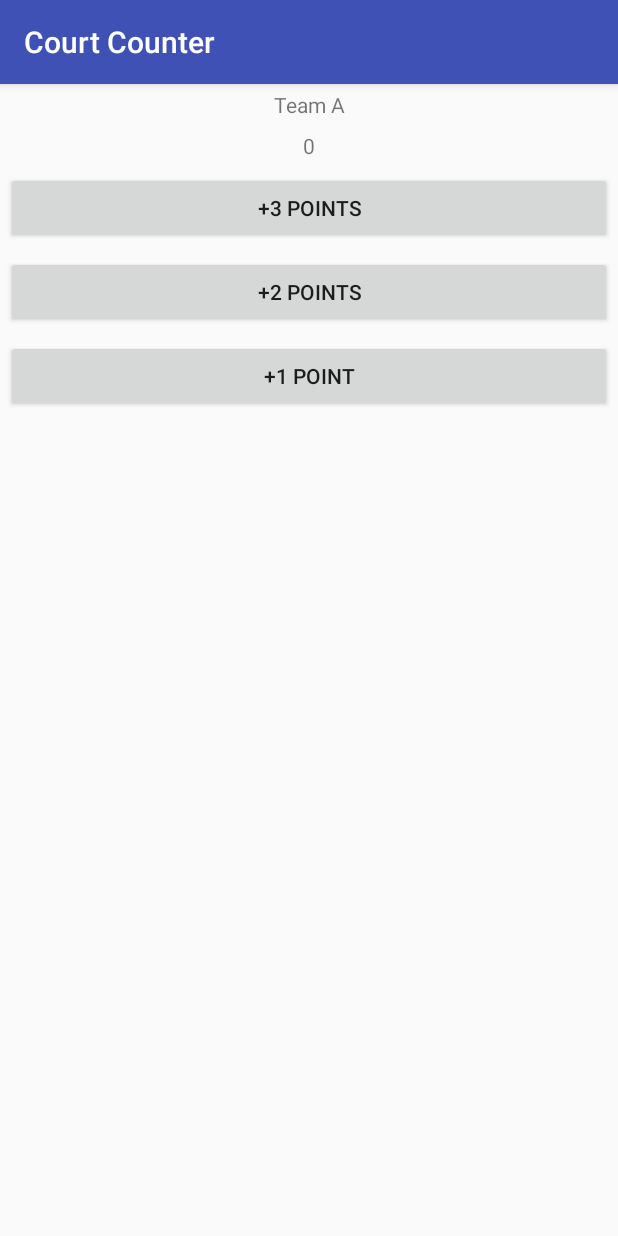
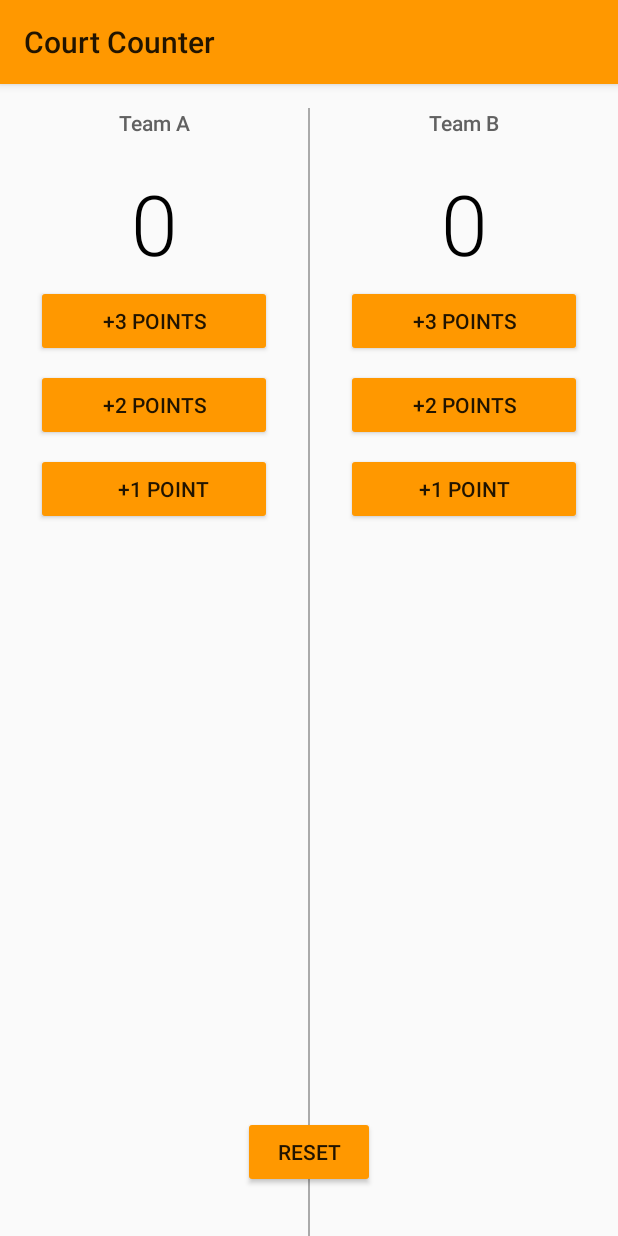
Before and after one commit to bennythejudge/CourtCount, an Android app: the screen it shows after launch (MainActivity), on a phone screen of 412 x 824 dp. Run offline under Robolectric (Android 15) with nearby library versions, the phone set to English and light mode, and no system bars.

Commit message:
Complete exercise

```diff
--- a/app/src/main/java/com/example/android/courtcounter/MainActivity.java
+++ b/app/src/main/java/com/example/android/courtcounter/MainActivity.java
@@ -8,27 +8,60 @@ import android.widget.TextView;
 
 public class MainActivity extends AppCompatActivity {
 
+    int scoreTeamA = 0;
+    int scoreTeamB = 0;
+
+
     @Override
     protected void onCreate(Bundle savedInstanceState) {
         super.onCreate(savedInstanceState);
         setContentView(R.layout.activity_main);
     }
 
-    public void submitCommand(View view) {
-        displayForTeamA(3);
-        ((Button) view).getText();
+    public void add3TeamA(View view) {
+        scoreTeamA += 3;
+        displayForTeamA(scoreTeamA);
     }
 
-    public void submitCommand2(View view) {
-        displayForTeamA(2);
+    public void add2ForTeamA(View view) {
+        scoreTeamA += 2;
+        displayForTeamA(scoreTeamA);
     }
 
-    public void submitCommand1(View view) {
-        displayForTeamA(1);
+    public void add1ForTeamA(View view) {
+        scoreTeamA += 1;
+        displayForTeamA(scoreTeamA);
     }
 
     public void displayForTeamA(int score) {
         TextView scoreview = (TextView) findViewById(R.id.team_a_score);
         scoreview.setText(String.valueOf(score));
     }
+
+    public void add3PointsB(View view) {
+        scoreTeamB += 3;
+        displayForTeamB(scoreTeamB);
+    }
+
+    public void submitCommand2B(View view) {
+        scoreTeamB += 2;
+        displayForTeamB(scoreTeamB);
+    }
+
+    public void submitCommand1B(View view) {
+        scoreTeamB += 1;
+        displayForTeamB(scoreTeamB);
+    }
+
+    public void displayForTeamB(int score) {
+        TextView scoreview = (TextView) findViewById(R.id.team_b_score);
+        scoreview.setText(String.valueOf(score));
+    }
+
+    public void resetScore(View view) {
+        scoreTeamA = 0;
+        scoreTeamB = 0;
+        displayForTeamB(scoreTeamB);
+        displayForTeamA(scoreTeamA);
+    }
 }
--- a/app/src/main/res/layout/activity_main.xml
+++ b/app/src/main/res/layout/activity_main.xml
@@ -1,41 +1,143 @@
-<LinearLayout xmlns:android="http://schemas.android.com/apk/res/android"
+<RelativeLayout xmlns:android="http://schemas.android.com/apk/res/android"
     xmlns:tools="http://schemas.android.com/tools"
     android:layout_width="match_parent"
     android:layout_height="match_parent"
+    tools:context=".MainActivity">
+
+    <LinearLayout
+        android:layout_width="match_parent"
+        android:layout_height="match_parent"
+        android:orientation="horizontal">
+
+        <LinearLayout
+            android:layout_width="0dp"
+            android:layout_height="wrap_content"
+            android:layout_weight="1"
             android:orientation="vertical">
 
             <TextView
                 android:layout_width="match_parent"
                 android:layout_height="wrap_content"
-        android:gravity="center_horizontal"
+                android:gravity="center"
+                android:padding="16dp"
+                android:textSize="14sp"
+                android:fontFamily="sans-serif-medium"
+                android:textColor="#616161"
+                android:text="Team A" />
+
+            <TextView
+                android:id="@+id/team_a_score"
+                android:layout_width="match_parent"
+                android:layout_height="wrap_content"
+                android:gravity="center"
                 android:padding="4dp"
-        android:text="Team A" />
+                android:textSize="56sp"
+                android:textColor="#000000"
+                android:fontFamily="sans-serif-light"
+                android:paddingBottom="24dp"
+                android:text="0" />
+
+            <Button
+                android:layout_width="match_parent"
+                android:layout_height="wrap_content"
+                android:layout_marginBottom="8dp"
+                android:layout_marginLeft="24dp"
+                android:layout_marginRight="24dp"
+                android:onClick="add3TeamA"
+                android:text="+3 points" />
+
+            <Button
+                android:layout_width="match_parent"
+                android:layout_height="wrap_content"
+                android:layout_marginBottom="8dp"
+                android:layout_marginLeft="24dp"
+                android:layout_marginRight="24dp"
+                android:onClick="add2ForTeamA"
+                android:text="+2 points" />
+
+            <Button
+                android:layout_width="match_parent"
+                android:layout_height="wrap_content"
+                android:layout_marginBottom="8dp"
+                android:layout_marginLeft="24dp"
+                android:layout_marginRight="24dp"
+                android:onClick="add1ForTeamA"
+                android:paddingLeft="24dp"
+                android:text="+1 point" />
+
+        </LinearLayout>
+
+        <View
+            android:layout_width="1dp"
+            android:layout_height="match_parent"
+            android:layout_marginTop="16dp"
+            android:background="@android:color/darker_gray"/>
+
+        <LinearLayout
+            android:layout_width="0dp"
+            android:layout_height="match_parent"
+            android:layout_weight="1"
+            android:orientation="vertical">
 
             <TextView
                 android:layout_width="match_parent"
                 android:layout_height="wrap_content"
-        android:gravity="center_horizontal"
-        android:padding="4dp"
-        android:text="0"
-        android:id="@+id/team_a_score" />
-    <Button
-        android:onClick="submitCommand"
+                android:gravity="center"
+                android:textSize="14sp"
+                android:textColor="#616161"
+                android:fontFamily="sans-serif-medium"
+                android:padding="16dp"
+                android:text="Team B" />
+
+            <TextView
+                android:id="@+id/team_b_score"
                 android:layout_width="match_parent"
                 android:layout_height="wrap_content"
-        android:text="+3 points"
-        android:layout_margin="4dp" />
+                android:gravity="center"
+                android:padding="4dp"
+                android:textSize="56sp"
+                android:textColor="#000000"
+                android:fontFamily="sans-serif-light"
+                android:paddingBottom="24dp"
+                android:text="0" />
 
             <Button
-        android:onClick="submitCommand2"
                 android:layout_width="match_parent"
                 android:layout_height="wrap_content"
-        android:text="+2 points"
-        android:layout_margin="4dp" />
+                android:layout_marginBottom="8dp"
+                android:layout_marginRight="24dp"
+                android:layout_marginLeft="24dp"
+                android:onClick="add3PointsB"
+                android:text="+3 points" />
+
             <Button
-        android:onClick="submitCommand1"
                 android:layout_width="match_parent"
                 android:layout_height="wrap_content"
-        android:text="+1 point"
-        android:layout_margin="4dp" />
+                android:layout_marginBottom="8dp"
+                android:layout_marginRight="24dp"
+                android:layout_marginLeft="24dp"
+                android:onClick="submitCommand2B"
+                android:text="+2 points" />
+
+            <Button
+                android:layout_width="match_parent"
+                android:layout_height="wrap_content"
+                android:layout_marginBottom="8dp"
+                android:layout_marginRight="24dp"
+                android:layout_marginLeft="24dp"
+                android:onClick="submitCommand1B"
+                android:text="+1 point" />
 
         </LinearLayout>
+    </LinearLayout>
+
+    <Button
+        android:layout_width="wrap_content"
+        android:layout_height="wrap_content"
+        android:layout_alignParentBottom="true"
+        android:layout_centerHorizontal="true"
+        android:layout_marginBottom="32dp"
+        android:text="Reset"
+        android:onClick="resetScore"/>
+
+</RelativeLayout>
--- a/app/src/main/res/values/styles.xml
+++ b/app/src/main/res/values/styles.xml
@@ -1,11 +1,10 @@
+<!-- Base application theme. -->
 <resources>
-
     <!-- Base application theme. -->
-    <style name="AppTheme" parent="Theme.AppCompat.Light.DarkActionBar">
-        <!-- Customize your theme here. -->
-        <item name="colorPrimary">@color/colorPrimary</item>
-        <item name="colorPrimaryDark">@color/colorPrimaryDark</item>
-        <item name="colorAccent">@color/colorAccent</item>
+    <style name="AppTheme" parent="Theme.AppCompat.Light">
+        <!-- Primary theme color of the app (sets background color of app bar) -->
+        <item name="colorPrimary">#FF9800</item>
+        <!-- Background color of buttons in the app -->
+        <item name="colorButtonNormal">#FF9800</item>
     </style>
-
 </resources>
```
Lines whose indentation alone changed are shown as unchanged.
